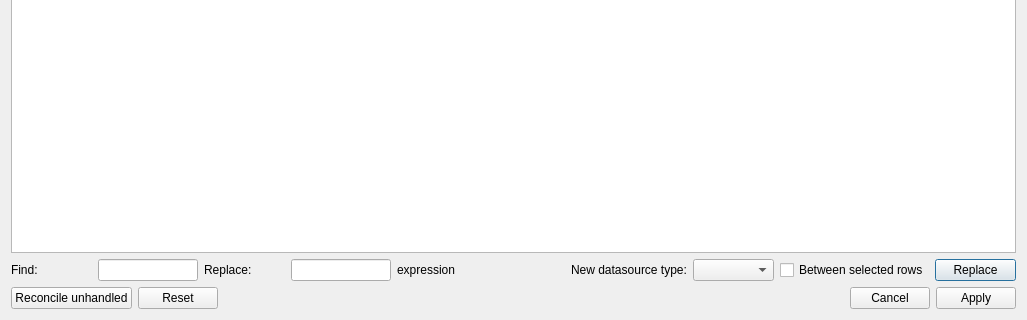
This is changeDataSource_dialog_base.ui in enricofer/changeDataSource as Qt 5 draws it before an edit; both pictures show x 0 to 1027 and y 141 to 461 of the 1027 by 461 pixel window. The edited form follows.
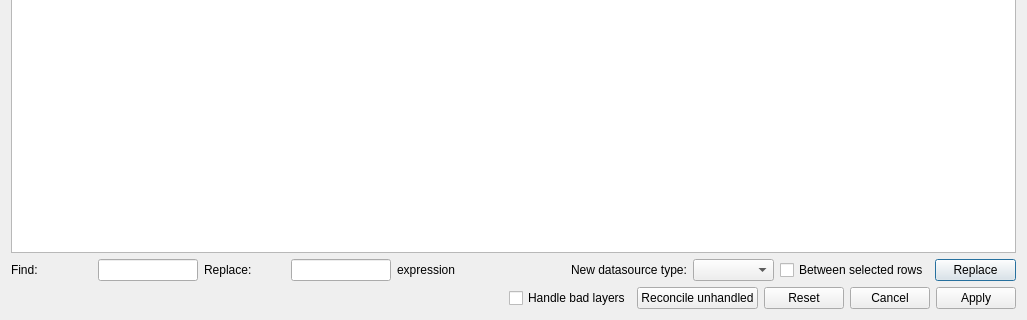
This is the edited form. Custom widgets are drawn as their Qt base class.

Commit message: Bad layer handlig option feature - bug fixes

Diff of the .ui file:
```diff
--- a/changeDataSource_dialog_base.ui
+++ b/changeDataSource_dialog_base.ui
@@ -116,6 +116,26 @@
    </item>
    <item>
     <layout class="QHBoxLayout" name="horizontalLayout_2">
+     <item>
+      <spacer name="horizontalSpacer">
+       <property name="orientation">
+        <enum>Qt::Horizontal</enum>
+       </property>
+       <property name="sizeHint" stdset="0">
+        <size>
+         <width>40</width>
+         <height>20</height>
+        </size>
+       </property>
+      </spacer>
+     </item>
+     <item>
+      <widget class="QCheckBox" name="handleBadLayersCheckbox">
+       <property name="text">
+        <string>Handle bad layers</string>
+       </property>
+      </widget>
+     </item>
      <item>
       <widget class="QPushButton" name="reconcileButton">
        <property name="text">
@@ -125,6 +145,12 @@
      </item>
      <item>
       <widget class="QDialogButtonBox" name="buttonBox">
+       <property name="sizePolicy">
+        <sizepolicy hsizetype="Fixed" vsizetype="Fixed">
+         <horstretch>0</horstretch>
+         <verstretch>0</verstretch>
+        </sizepolicy>
+       </property>
        <property name="orientation">
         <enum>Qt::Horizontal</enum>
        </property>
```
The commit also changes 4 other files.
